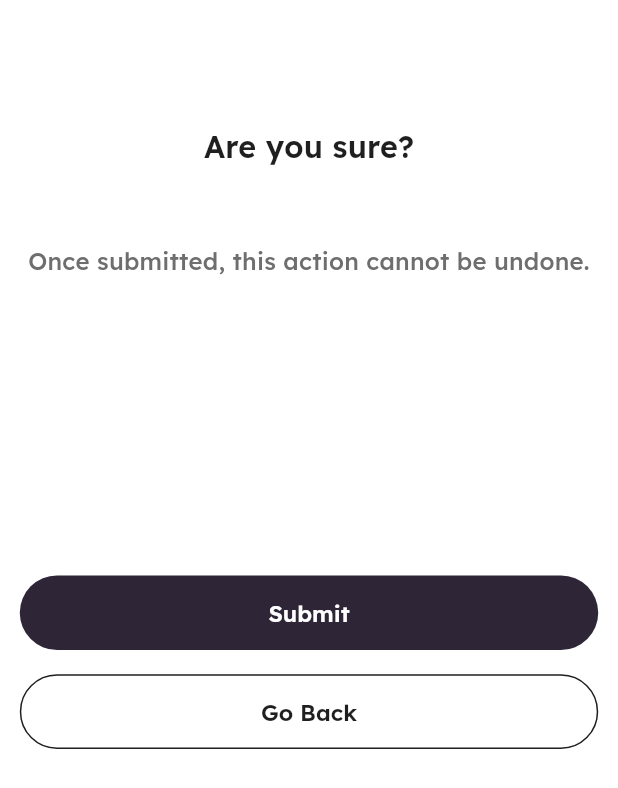
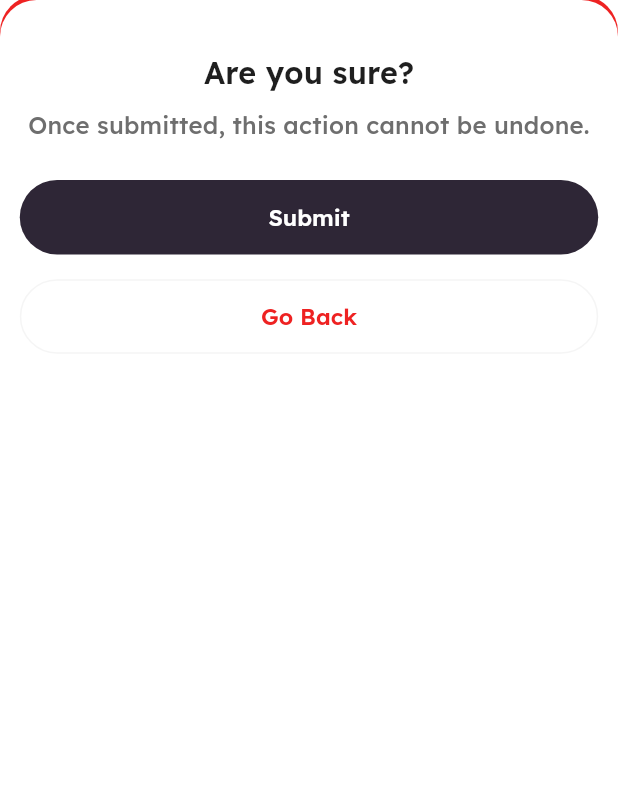
Before and after one commit to ahmadzaib/sleep-app, a Flutter app: the ConfirmationDialog widget shown alone on an empty page, opened directly, on a phone screen of 412 x 824 dp. Shown: the top 788 px of the screen. Run offline on Flutter 3.47's test engine with Material 3 defaults, Android fonts, the phone set to English and light mode, and no system bars; drawn by our look-alikes of zoom_tap_animation; our stand-ins replace cached_network_image, dio, dropdown_button2, firebase_core, flutter_screenutil, flutter_secure_storage and 8 more; missing offline and left inert: svg_flutter; accounts and stored records are empty; network calls fail.

Commit message:
feat: confirmation dialog

```diff
--- a/lib/features/avatar_detail/views/components/user_tile.dart
+++ b/lib/features/avatar_detail/views/components/user_tile.dart
@@ -6,7 +6,8 @@ import 'package:flutter/material.dart';
 import 'package:flutter_screenutil/flutter_screenutil.dart';
 
 class UserTile extends StatelessWidget {
-  const UserTile({super.key});
+  final VoidCallback onRemoveTap;
+  const UserTile({super.key, required this.onRemoveTap});
 
   @override
   Widget build(BuildContext context) {
@@ -42,7 +43,7 @@ class UserTile extends StatelessWidget {
             ),
           ),
           TextButton(
-            onPressed: () {},
+            onPressed: onRemoveTap,
             style: TextButton.styleFrom(
               padding: EdgeInsets.symmetric(horizontal: 16.w),
               minimumSize: Size.zero,
--- a/lib/widgets/confirmation_dialog.dart
+++ b/lib/widgets/confirmation_dialog.dart
@@ -39,8 +39,7 @@ class ConfirmationDialog extends StatelessWidget {
     showModalBottomSheet(
       context: context,
       isScrollControlled: true,
-      builder:
-          (context) => ConfirmationDialog(
+      builder: (context) => ConfirmationDialog(
         title: title,
         subtitle: subtitle,
         confirmText: confirmText,
@@ -56,18 +55,24 @@ class ConfirmationDialog extends StatelessWidget {
   Widget build(BuildContext context) {
     return Container(
       decoration: BoxDecoration(
+        boxShadow: [
+          BoxShadow(
+            color: context.appColors.error,
+            blurRadius: 0,
+            offset: Offset(0, -3),
+          ),
+        ],
         color: Theme.of(context).bottomSheetTheme.backgroundColor,
-        borderRadius: BorderRadius.only(
-          topLeft: Radius.circular(AppConstants.largeRadius),
-          topRight: Radius.circular(AppConstants.largeRadius),
+        borderRadius: BorderRadius.vertical(
+          top: Radius.circular(AppConstants.largeRadius),
         ),
       ),
       padding: AppConstants.defaultAllPadding.copyWith(top: 0),
       child: Column(
         mainAxisSize: MainAxisSize.min,
         children: [
-          // const BottomsheetHandle(),
-          Spacing.y(10),
+          Spacing.y(4),
+          if (content != null) ...[content!, Spacing.y(2)],
           // Title
           Text(
             title ?? "Are you sure?",
@@ -77,9 +82,7 @@ class ConfirmationDialog extends StatelessWidget {
             ),
           ),
 
-          Spacing.y(6),
-
-          if (content != null) ...[content!, SizedBox(height: 16.h)],
+          Spacing.y(1),
 
           // Subtitle
           Text(
@@ -90,8 +93,7 @@ class ConfirmationDialog extends StatelessWidget {
             ).textTheme.titleMedium?.copyWith(color: context.appColors.grey),
           ),
 
-                    Spacing.y(24),
-
+          Spacing.y(3),
 
           // Action Buttons
           Column(
@@ -106,13 +108,12 @@ class ConfirmationDialog extends StatelessWidget {
                     },
               ),
 
-              SizedBox(height: 16.h),
+              Spacing.y(2),
 
               // Cancel Button
               CustomButton(
                 isOutlineButton: true,
-                textColor: Theme.of(context).colorScheme.onSurface,
-                buttonColor: Theme.of(context).colorScheme.onSurface,
+                textColor: context.appColors.error,
                 text: cancelText ?? 'Go Back',
                 onPressed:
                     onCancel ??
```
Also changed, not shown: lib/features/avatar_detail/views/components/shared_with_users_section.dart (+30 -2 lines), lib/widgets/circled_icon_widget.dart (added, +23 -0 lines). Lines whose indentation alone changed are shown as unchanged.
